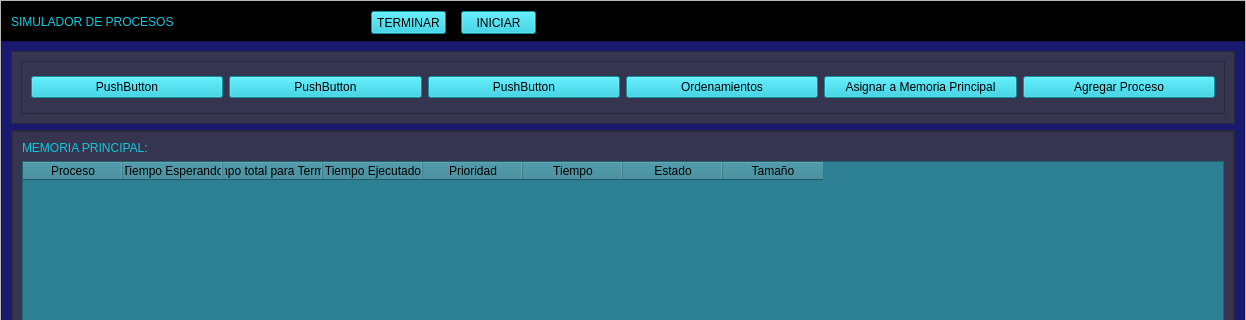
Before: the Qt Designer form view/view.ui in JesusAbarcaRodriguez/process-simulator, drawn with Qt 5; both pictures show x 0 to 1246 and y 0 to 320 of the 1246 by 722 pixel window.
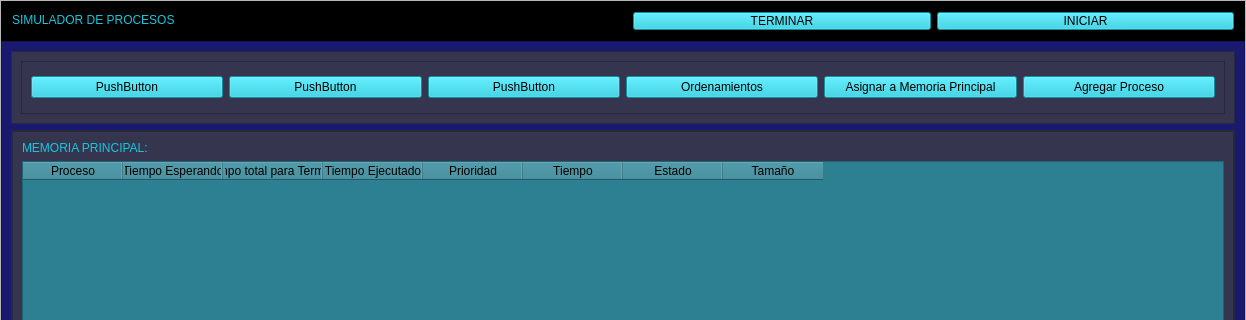
After: the same form once the commit is applied.

```diff
--- a/view/view.ui
+++ b/view/view.ui
@@ -71,55 +71,82 @@
          <property name="frameShadow">
           <enum>QFrame::Raised</enum>
          </property>
-         <widget class="QPushButton" name="btn_start">
-          <property name="geometry">
-           <rect>
-            <x>460</x>
-            <y>10</y>
-            <width>75</width>
-            <height>23</height>
-           </rect>
+         <layout class="QHBoxLayout" name="horizontalLayout_3">
+          <property name="spacing">
+           <number>0</number>
           </property>
-          <property name="styleSheet">
-           <string notr="true">background-color:  rgb(20, 200, 220);</string>
+          <property name="leftMargin">
+           <number>0</number>
           </property>
-          <property name="text">
-           <string>INICIAR</string>
+          <property name="topMargin">
+           <number>0</number>
           </property>
-         </widget>
-         <widget class="QPushButton" name="btn_stop">
-          <property name="geometry">
-           <rect>
-            <x>370</x>
-            <y>10</y>
-            <width>75</width>
-            <height>23</height>
-           </rect>
+          <property name="rightMargin">
+           <number>0</number>
           </property>
-          <property name="styleSheet">
-           <string notr="true">background-color: rgb(20, 200, 220);</string>
+          <property name="bottomMargin">
+           <number>0</number>
           </property>
-          <property name="text">
-           <string>TERMINAR</string>
-          </property>
-         </widget>
-         <widget class="QLabel" name="project_tittle">
-          <property name="geometry">
-           <rect>
-            <x>10</x>
-            <y>10</y>
-            <width>261</width>
-            <height>21</height>
-           </rect>
-          </property>
-          <property name="styleSheet">
-           <string notr="true">color: rgb(20, 200, 220);
+          <item>
+           <widget class="QFrame" name="frame_5">
+            <property name="styleSheet">
+             <string notr="true">color: rgb(20, 200, 220);
 font: 87 12pt &quot;Arial Black&quot;;</string>
-          </property>
-          <property name="text">
-           <string>SIMULADOR DE PROCESOS</string>
-          </property>
-         </widget>
+            </property>
+            <property name="frameShape">
+             <enum>QFrame::StyledPanel</enum>
+            </property>
+            <property name="frameShadow">
+             <enum>QFrame::Raised</enum>
+            </property>
+            <widget class="QLabel" name="project_tittle">
+             <property name="geometry">
+              <rect>
+               <x>10</x>
+               <y>10</y>
+               <width>251</width>
+               <height>16</height>
+              </rect>
+             </property>
+             <property name="text">
+              <string>SIMULADOR DE PROCESOS</string>
+             </property>
+            </widget>
+           </widget>
+          </item>
+          <item>
+           <widget class="QFrame" name="frame_6">
+            <property name="frameShape">
+             <enum>QFrame::StyledPanel</enum>
+            </property>
+            <property name="frameShadow">
+             <enum>QFrame::Raised</enum>
+            </property>
+            <layout class="QHBoxLayout" name="horizontalLayout_4">
+             <item>
+              <widget class="QPushButton" name="btn_stop">
+               <property name="styleSheet">
+                <string notr="true">background-color: rgb(20, 200, 220);</string>
+               </property>
+               <property name="text">
+                <string>TERMINAR</string>
+               </property>
+              </widget>
+             </item>
+             <item>
+              <widget class="QPushButton" name="btn_start">
+               <property name="styleSheet">
+                <string notr="true">background-color: rgb(20, 200, 220);</string>
+               </property>
+               <property name="text">
+                <string>INICIAR</string>
+               </property>
+              </widget>
+             </item>
+            </layout>
+           </widget>
+          </item>
+         </layout>
         </widget>
        </item>
        <item>
```
